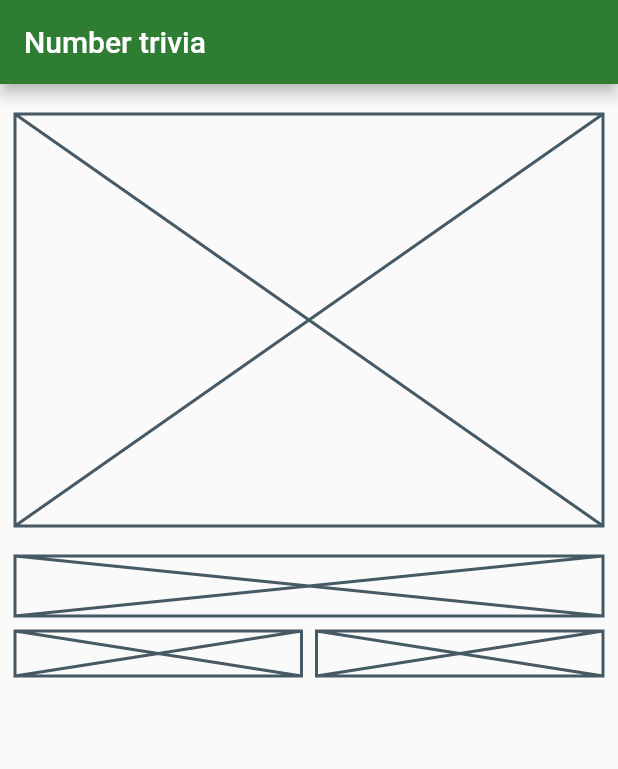
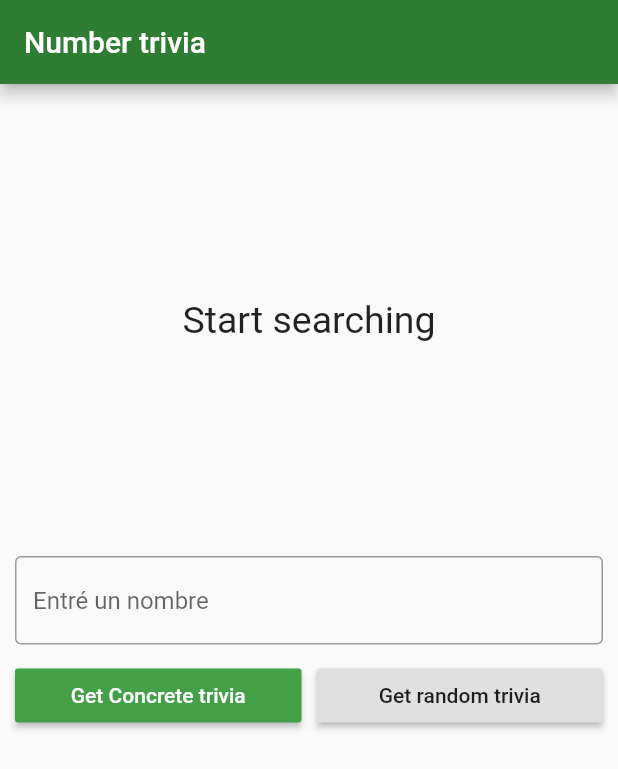
Before and after one commit to akoua/learnTDDFlutterApp, a Flutter app: the screen it shows after launch, on a phone screen of 412 x 824 dp. Shown: the top 769 px of the screen. Run offline on Flutter 3.47's test engine with Material 2 defaults, Android fonts, the phone set to English and light mode, and no system bars; our stand-ins replace bloc, dartz, data_connection_checker, equatable, flutter_bloc, get_it and 1 more.

Commit message:
get_it independance resolu

```diff
--- a/lib/features/presentation/bloc/bloc/trivia_number_bloc.dart
+++ b/lib/features/presentation/bloc/bloc/trivia_number_bloc.dart
@@ -62,7 +62,6 @@ class TriviaNumberBloc extends Bloc<TriviaNumberEvent, TriviaNumberState> {
         yield* _eitherLoadedOrErrorState(failureOrTrivia);
       });
     } else if (event is GetRandomTriviaNumberEvent) {
-      print('rentré hein');
       yield Loading();
       final failureOrTrivia = await getRandomTriviaNumber(
         NoParams(),
--- a/lib/features/presentation/pages/trivia_number_page.dart
+++ b/lib/features/presentation/pages/trivia_number_page.dart
@@ -1,24 +1,64 @@
 import 'package:flutter/material.dart';
 import 'package:flutter/widgets.dart';
 import 'package:flutter_bloc/flutter_bloc.dart';
-import 'package:trivia_number_new/features/presentation/bloc/bloc/trivia_number_bloc.dart';
 
 import '../../../injection_container.dart';
+import '../bloc/bloc/trivia_number_bloc.dart';
+import '../widgets/widgets.dart';
 
 class TriviaNumberPage extends StatelessWidget {
   @override
   Widget build(BuildContext context) {
+    print(context.hashCode);
     return Scaffold(
       appBar: AppBar(title: Text("Number trivia")),
-      body: buildBody(context),
+      body: SingleChildScrollView(
+        child: buildBody(context),
+      ),
     );
   }
 }
 
-buildBody(BuildContext context) {
+buildBody(BuildContext ctx) {
+  print("TriviaNumberPage ${ctx.hashCode}");
+  // return Padding(
+  //   padding: const EdgeInsets.all(10),
+  //   child: Column(
+  //     children: <Widget>[
+  //       SizedBox(height: 10),
+  //       // Top half
+  //       Container(
+  //         // Third of the size of the screen
+  //         height: MediaQuery.of(ctx).size.height / 3,
+  //         child: BlocBuilder<TriviaNumberBloc, TriviaNumberState>(
+  //             builder: (context, state) {
+  //           print("BlocBuilder ${ctx.hashCode}");
+  //           if (state is Empty) {
+  //             return MessageDisplay(ctx: ctx, message: "Start searching");
+  //           } else if (state is Loading) {
+  //             return LoadingWidget();
+  //           } else if (state is Loaded) {
+  //             return LoadedWidget();
+  //           } else if (state is Error) {
+  //             return MessageDisplay(ctx: ctx, message: state.message);
+  //           } else {
+  //             return MessageDisplay(ctx: ctx, message: "Nothing");
+  //           }
+  //         }),
+  //       ),
+  //       SizedBox(height: 20),
+  //       // Bottom half
+  //       TriviaControls(ctx: ctx)
+  //     ],
+  //   ),
+  // );
   return BlocProvider(
-      create: (BuildContext context) => sl<TriviaNumberBloc>(),
-      child: Padding(
+      create: (_) => sl<TriviaNumberBloc>(),
+      child: Builder(builder: (providerContext) {
+        print("TriviaNumberPage Builder ${sl<TriviaNumberBloc>().state}");
+        print(
+            "TriviaNumberPage Builder ${BlocProvider.of<TriviaNumberBloc>(providerContext)}");
+        return Padding(
           padding: const EdgeInsets.all(10),
           child: Column(
             children: <Widget>[
@@ -26,33 +66,35 @@ buildBody(BuildContext context) {
               // Top half
               Container(
                 // Third of the size of the screen
-              height: MediaQuery.of(context).size.height / 3,
-              // Message Text widgets / CircularLoadingIndicator
-              child: Placeholder(),
+                height: MediaQuery.of(ctx).size.height / 3,
+                child: BlocBuilder<TriviaNumberBloc, TriviaNumberState>(
+                    builder: (context, state) {
+                  print("BlocBuilder ${providerContext.hashCode}");
+                  if (state is Empty) {
+                    return MessageDisplay(
+                        ctx: providerContext, message: "Start searching");
+                  } else if (state is Loading) {
+                    return LoadingWidget();
+                  } else if (state is Loaded) {
+                    return LoadedWidget();
+                  } else if (state is Error) {
+                    return MessageDisplay(
+                        ctx: providerContext, message: state.message);
+                  } else {
+                    return MessageDisplay(
+                        ctx: providerContext, message: "Nothing");
+                  }
+                }),
               ),
               SizedBox(height: 20),
               // Bottom half
-            Column(
-              children: <Widget>[
-                // TextField
-                Placeholder(fallbackHeight: 40),
-                SizedBox(height: 10),
-                Row(
-                  children: <Widget>[
-                    Expanded(
-                      // Search concrete button
-                      child: Placeholder(fallbackHeight: 30),
-                    ),
-                    SizedBox(width: 10),
-                    Expanded(
-                      // Random button
-                      child: Placeholder(fallbackHeight: 30),
+              TriviaControls(
+                ctx: providerContext,
+                triviaNumberBloc:
+                    BlocProvider.of<TriviaNumberBloc>(providerContext),
               )
             ],
           ),
-              ],
-            ),
-          ],
-        ),
-      ));
+        );
+      }));
 }
--- /dev/null
+++ b/lib/features/presentation/widgets/message_display.dart
@@ -0,0 +1,29 @@
+import 'package:flutter/widgets.dart';
+import 'package:flutter_bloc/flutter_bloc.dart';
+import 'package:trivia_number_new/features/presentation/bloc/bloc/trivia_number_bloc.dart';
+
+class MessageDisplay extends StatelessWidget {
+  final String message;
+  final BuildContext ctx;
+
+  MessageDisplay({Key key, @required this.ctx, @required this.message})
+      : assert(message != null),
+        super(key: key);
+
+  @override
+  Widget build(BuildContext context) {
+    print("MessageDisplay ${ctx.hashCode}");
+    print("MessageDisplay ${BlocProvider.of<TriviaNumberBloc>(context)}");
+    return Container(
+      height: MediaQuery.of(context).size.height / 3,
+      child: Center(
+          child: SingleChildScrollView(
+        child: Text(
+          message,
+          style: TextStyle(fontSize: 25),
+          textAlign: TextAlign.center,
+        ),
+      )),
+    );
+  }
+}
--- /dev/null
+++ b/lib/features/presentation/widgets/trivia_controls.dart
@@ -0,0 +1,119 @@
+import 'package:flutter/material.dart';
+import 'package:flutter_bloc/flutter_bloc.dart';
+import 'package:trivia_number_new/features/presentation/bloc/bloc/trivia_number_bloc.dart';
+
+class TriviaControls extends StatefulWidget {
+  final BuildContext ctx;
+  final TriviaNumberBloc triviaNumberBloc;
+  const TriviaControls({Key key, this.ctx, this.triviaNumberBloc})
+      : super(key: key);
+
+  @override
+  _TriviaControlsState createState() =>
+      _TriviaControlsState(ctx: ctx, triviaNumberBloc: triviaNumberBloc);
+}
+
+class _TriviaControlsState extends State<TriviaControls> {
+  final controller = TextEditingController();
+  String inputStr;
+  final BuildContext ctx;
+  final TriviaNumberBloc triviaNumberBloc;
+  _TriviaControlsState({Key key, this.ctx, this.triviaNumberBloc}) : super();
+
+  @override
+  Widget build(BuildContext context) {
+    print("_TriviaControlsState ${ctx.hashCode}");
+    print("_TriviaControlsState $triviaNumberBloc");
+    return Column(
+      children: <Widget>[
+        TextField(
+          controller: controller,
+          keyboardType: TextInputType.number,
+          decoration: InputDecoration(
+              border: OutlineInputBorder(), hintText: "Entré un nombre"),
+          onChanged: (value) {
+            inputStr = value;
+          },
+          onSubmitted: (_) {
+            dispatchConcrete();
+          },
+        ),
+        SizedBox(
+          height: 10,
+        ),
+        Row(
+          children: <Widget>[
+            Expanded(
+                child: RaisedButton(
+                    child: Text("Get Concrete trivia"),
+                    color: Theme.of(context).accentColor,
+                    textTheme: ButtonTextTheme.primary,
+                    onPressed: dispatchConcrete)),
+            SizedBox(width: 10),
+            Expanded(
+              child: RaisedButton(
+                child: Text('Get random trivia'),
+                onPressed: dispatchRandom,
+              ),
+            ),
+          ],
+        )
+      ],
+    );
+    // return BlocProvider(
+    //     create: (_) => sl<TriviaNumberBloc>(),
+    //     child: Column(
+    //       children: <Widget>[
+    //         TextField(
+    //           controller: controller,
+    //           keyboardType: TextInputType.number,
+    //           decoration: InputDecoration(
+    //               border: OutlineInputBorder(), hintText: "Entré un nombre"),
+    //           onChanged: (value) {
+    //             inputStr = value;
+    //           },
+    //           onSubmitted: (_) {
+    //             dispatchConcrete();
+    //           },
+    //         ),
+    //         SizedBox(
+    //           height: 10,
+    //         ),
+    //         Row(
+    //           children: <Widget>[
+    //             Expanded(
+    //                 child: RaisedButton(
+    //                     child: Text("Get Concrete trivia"),
+    //                     color: Theme.of(context).accentColor,
+    //                     textTheme: ButtonTextTheme.primary,
+    //                     onPressed: dispatchConcrete)),
+    //             SizedBox(width: 10),
+    //             Expanded(
+    //               child: RaisedButton(
+    //                 child: Text('Get random trivia'),
+    //                 onPressed: dispatchRandom,
+    //               ),
+    //             ),
+    //           ],
+    //         )
+    //       ],
+    //     ));
+  }
+
+  void dispatchConcrete() {
+    // Clearing the TextField to prepare it for the next inputted number
+    print("dispatchConcrete ${ctx.hashCode}");
+    controller.clear();
+    triviaNumberBloc.add(GetConcreteTriviaNumberEvent(numberString: inputStr));
+    // BlocProvider.of<TriviaNumberBloc>(ctx)
+    //     .add(GetConcreteTriviaNumberEvent(numberString: inputStr));
+  }
+
+  void dispatchRandom() {
+    print("dispatchRandom ${context.hashCode}");
+    print("dispatchRandom ${triviaNumberBloc.state}");
+    controller.clear();
+    triviaNumberBloc.add(GetRandomTriviaNumberEvent());
+    // BlocProvider.of<TriviaNumberBloc>(ctx).add(GetRandomTriviaNumberEvent());
+  }
+}
--- /dev/null
+++ b/lib/features/presentation/widgets/widgets.dart
@@ -0,0 +1,4 @@
+export 'loading_widget.dart';
+export 'message_display.dart';
+export 'trivia_display.dart';
+export 'trivia_controls.dart';
--- a/lib/main.dart
+++ b/lib/main.dart
@@ -1,9 +1,11 @@
 import 'package:flutter/material.dart';
 import 'package:trivia_number_new/features/presentation/pages/trivia_number_page.dart';
 import 'injection_container.dart' as di;
+import 'injection_container.dart';
 
 void main() async {
   //Nous ajoutons le localisateur de service au debut de l'application
+  // WidgetsFlutterBinding.ensureInitialized();
   di.init();
   runApp(MyApp());
 }
@@ -11,13 +13,31 @@ void main() async {
 class MyApp extends StatelessWidget {
   @override
   Widget build(BuildContext context) {
+    print("MyApp ${context.hashCode}");
+    return FutureBuilder(
+        future: sl.allReady(),
+        builder: (BuildContext context, AsyncSnapshot snapshot) {
+          if (snapshot.hasData) {
             return MaterialApp(
               title: "Number Trivia",
               theme: ThemeData(
                   primaryColor: Colors.green.shade800,
-        accentColor: Colors.green.shade600,
-      ),
+                  accentColor: Colors.green.shade600),
               home: TriviaNumberPage(),
             );
+          } else {
+            return Center(
+              child: CircularProgressIndicator(),
+            );
+          }
+        });
+    // return MaterialApp(
+    //   title: "Number Trivia",
+    //   theme: ThemeData(
+    //     primaryColor: Colors.green.shade800,
+    //     accentColor: Colors.green.shade600,
+    //   ),
+    //   home: TriviaNumberPage(),
+    // );
   }
 }
```
Also changed, not shown: lib/features/presentation/widgets/loading_widget.dart (added, +15 -0 lines), lib/features/presentation/widgets/trivia_display.dart (added, +30 -0 lines), lib/injection_container.dart (+8 -3 lines). Lines whose indentation alone changed are shown as unchanged.
